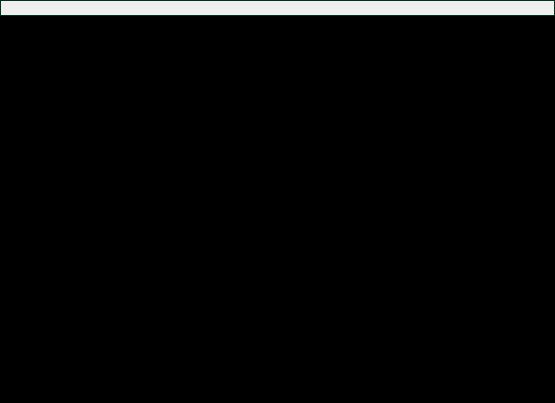
Qt form trunk/server/src/gui/mainwindow.ui (BackupTheBerlios/wolfpack-svn) before a commit.
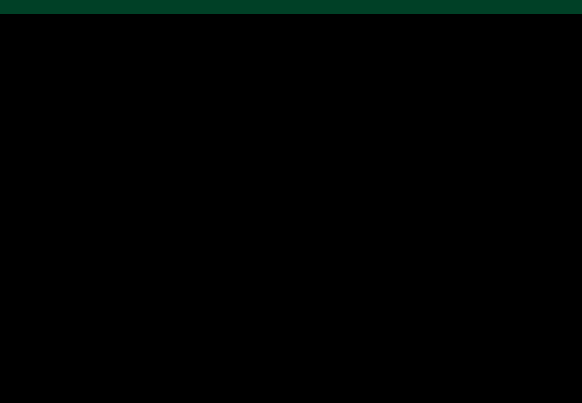
The same form after that commit. Icons and pictures are not drawn.

Commit message: Fix for the repeatable background behind the wolfpack logo

```diff
--- a/trunk/server/src/gui/mainwindow.ui
+++ b/trunk/server/src/gui/mainwindow.ui
@@ -8,7 +8,7 @@
    <rect>
     <x>0</x>
     <y>0</y>
-    <width>555</width>
+    <width>582</width>
     <height>403</height>
    </rect>
   </property>
@@ -42,29 +42,29 @@
           <blue>255</blue>
          </color>
          <color>
-          <red>236</red>
-          <green>233</green>
-          <blue>216</blue>
+          <red>0</red>
+          <green>64</green>
+          <blue>38</blue>
          </color>
          <color>
-          <red>255</red>
-          <green>255</green>
-          <blue>255</blue>
+          <red>0</red>
+          <green>96</green>
+          <blue>57</blue>
          </color>
          <color>
-          <red>245</red>
-          <green>244</green>
-          <blue>235</blue>
+          <red>0</red>
+          <green>80</green>
+          <blue>47</blue>
          </color>
          <color>
-          <red>118</red>
-          <green>116</green>
-          <blue>108</blue>
+          <red>0</red>
+          <green>32</green>
+          <blue>19</blue>
          </color>
          <color>
-          <red>157</red>
-          <green>155</green>
-          <blue>144</blue>
+          <red>0</red>
+          <green>42</green>
+          <blue>25</blue>
          </color>
          <color>
           <red>255</red>
@@ -117,9 +117,9 @@
           <blue>255</blue>
          </color>
          <color>
-          <red>245</red>
-          <green>244</green>
-          <blue>235</blue>
+          <red>0</red>
+          <green>32</green>
+          <blue>19</blue>
          </color>
         </active>
         <inactive>
@@ -129,29 +129,29 @@
           <blue>255</blue>
          </color>
          <color>
-          <red>236</red>
-          <green>233</green>
-          <blue>216</blue>
+          <red>0</red>
+          <green>64</green>
+          <blue>38</blue>
          </color>
          <color>
-          <red>255</red>
-          <green>255</green>
-          <blue>255</blue>
+          <red>0</red>
+          <green>96</green>
+          <blue>57</blue>
          </color>
          <color>
-          <red>255</red>
-          <green>255</green>
-          <blue>250</blue>
+          <red>0</red>
+          <green>80</green>
+          <blue>47</blue>
          </color>
          <color>
-          <red>118</red>
-          <green>116</green>
-          <blue>108</blue>
+          <red>0</red>
+          <green>32</green>
+          <blue>19</blue>
          </color>
          <color>
-          <red>157</red>
-          <green>155</green>
-          <blue>144</blue>
+          <red>0</red>
+          <green>42</green>
+          <blue>25</blue>
          </color>
          <color>
           <red>255</red>
@@ -204,46 +204,46 @@
           <blue>255</blue>
          </color>
          <color>
-          <red>245</red>
-          <green>244</green>
-          <blue>235</blue>
+          <red>0</red>
+          <green>32</green>
+          <blue>19</blue>
          </color>
         </inactive>
         <disabled>
          <color>
-          <red>128</red>
-          <green>128</green>
-          <blue>128</blue>
+          <red>0</red>
+          <green>32</green>
+          <blue>19</blue>
          </color>
          <color>
-          <red>236</red>
-          <green>233</green>
-          <blue>216</blue>
+          <red>0</red>
+          <green>64</green>
+          <blue>38</blue>
          </color>
          <color>
-          <red>255</red>
-          <green>255</green>
-          <blue>255</blue>
+          <red>0</red>
+          <green>96</green>
+          <blue>57</blue>
          </color>
          <color>
-          <red>255</red>
-          <green>255</green>
-          <blue>250</blue>
+          <red>0</red>
+          <green>80</green>
+          <blue>47</blue>
          </color>
          <color>
-          <red>118</red>
-          <green>116</green>
-          <blue>108</blue>
+          <red>0</red>
+          <green>32</green>
+          <blue>19</blue>
          </color>
          <color>
-          <red>157</red>
-          <green>155</green>
-          <blue>144</blue>
+          <red>0</red>
+          <green>42</green>
+          <blue>25</blue>
          </color>
          <color>
-          <red>128</red>
-          <green>128</green>
-          <blue>128</blue>
+          <red>0</red>
+          <green>32</green>
+          <blue>19</blue>
          </color>
          <color>
           <red>255</red>
@@ -251,14 +251,14 @@
           <blue>255</blue>
          </color>
          <color>
-          <red>128</red>
-          <green>128</green>
-          <blue>128</blue>
+          <red>0</red>
+          <green>32</green>
+          <blue>19</blue>
          </color>
          <color>
           <red>0</red>
-          <green>0</green>
-          <blue>0</blue>
+          <green>64</green>
+          <blue>38</blue>
          </color>
          <color>
           <red>0</red>
@@ -291,18 +291,24 @@
           <blue>255</blue>
          </color>
          <color>
-          <red>245</red>
-          <green>244</green>
-          <blue>235</blue>
+          <red>0</red>
+          <green>64</green>
+          <blue>38</blue>
          </color>
         </disabled>
        </palette>
       </property>
+      <property name="autoFillBackground" >
+       <bool>true</bool>
+      </property>
       <property name="frameShape" >
-       <enum>QFrame::StyledPanel</enum>
+       <enum>QFrame::NoFrame</enum>
       </property>
       <property name="frameShadow" >
-       <enum>QFrame::Raised</enum>
+       <enum>QFrame::Plain</enum>
+      </property>
+      <property name="lineWidth" >
+       <number>0</number>
       </property>
       <layout class="QVBoxLayout" >
        <property name="margin" >
```
